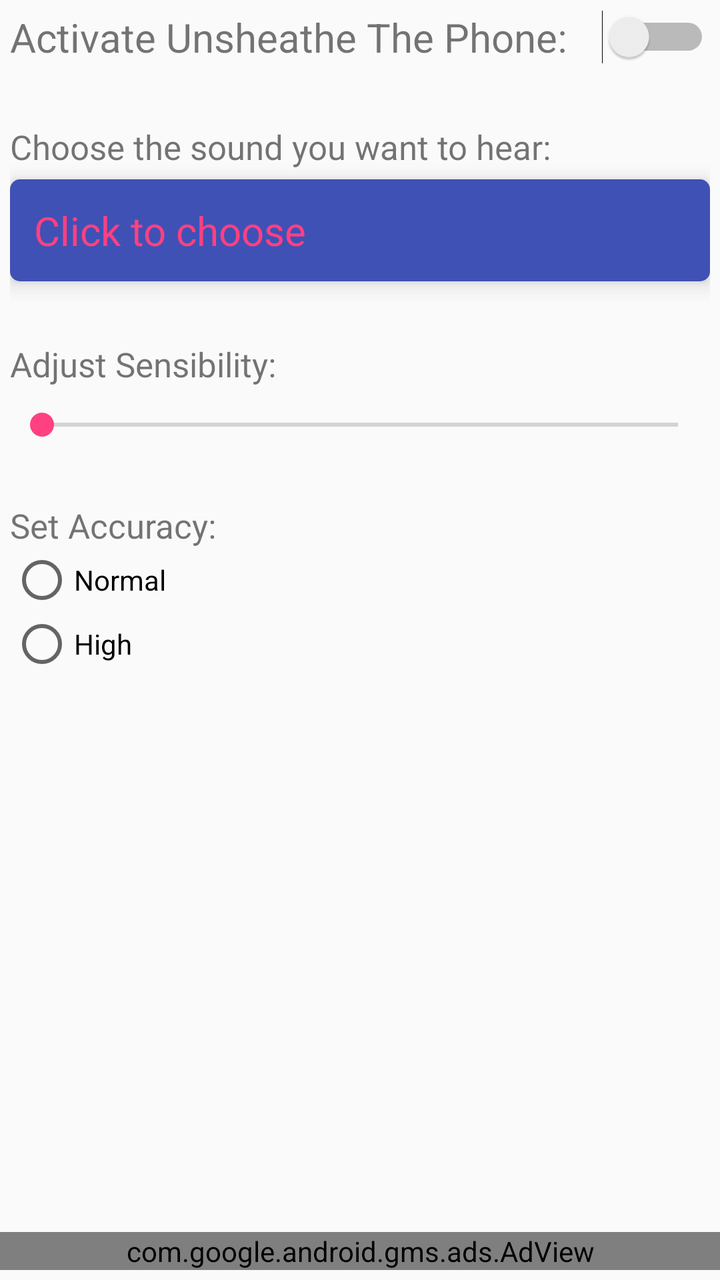
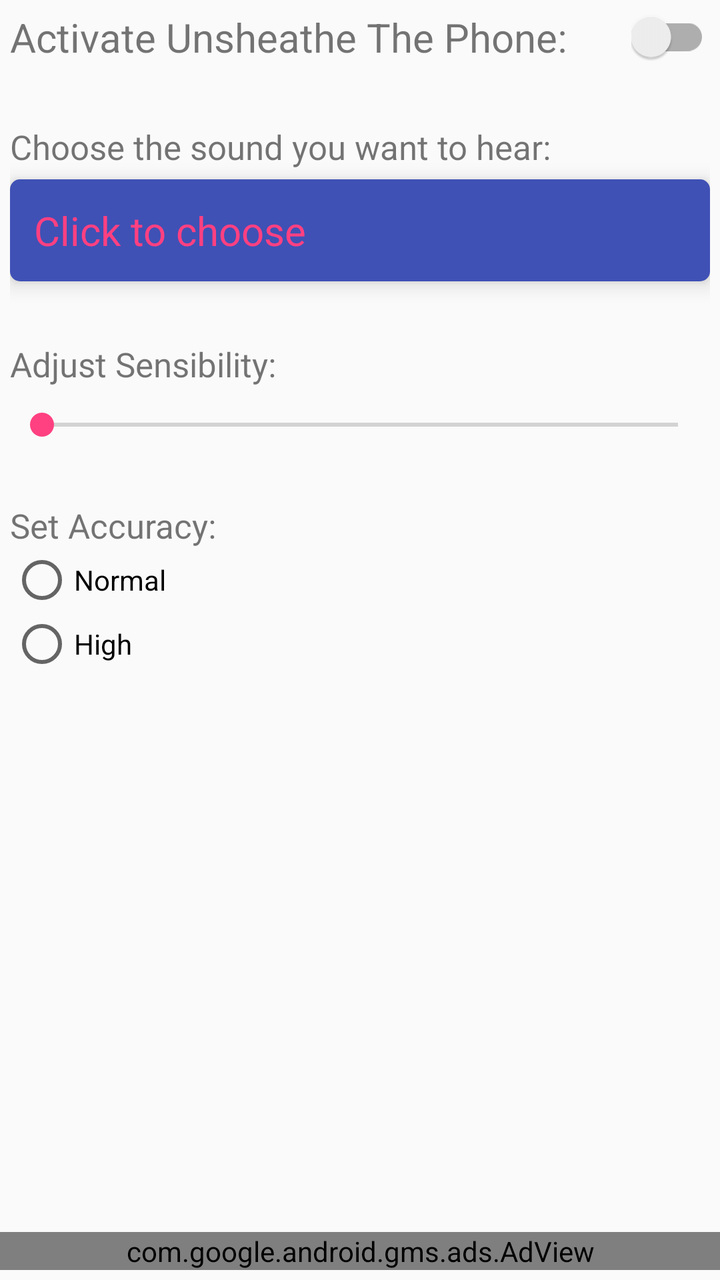

Screens rendered from an Android XML layout before and after an edit, with the pre-edit source and the edit as a unified diff.
<!-- AndroidManifest.xml: application theme AppTheme -->
<!-- res/layout/activity_main_utp.xml -->
<?xml version="1.0" encoding="utf-8"?>
<RelativeLayout xmlns:android="http://schemas.android.com/apk/res/android"
    xmlns:tools="http://schemas.android.com/tools"
    android:layout_width="match_parent"
    android:layout_height="match_parent"
    xmlns:ads="http://schemas.android.com/apk/res-auto"
    android:paddingBottom="5dp"
    android:paddingLeft="0dp"
    android:paddingRight="0dp"
    android:paddingTop="5dp"
    tools:context="com.lorenzo.unsheathethephone.UTPMainActivity">

<ScrollView
    android:layout_width="wrap_content"
    android:layout_height="wrap_content"
    android:layout_alignParentStart="false"
    android:layout_alignParentTop="true"
    android:layout_above="@+id/ad_view"
    android:layout_marginBottom="3dp"
    android:paddingLeft="5dp"
    android:paddingRight="5dp"
    >
    <RelativeLayout
        android:layout_width="wrap_content"
        android:layout_height="wrap_content">

    <TextView
        android:layout_width="wrap_content"
        android:layout_height="wrap_content"
        android:text="@string/check_text"
        android:id="@+id/check_text"
        android:textSize="20dp"
        android:layout_alignParentLeft="true"
        android:layout_alignParentStart="false"
        android:layout_toLeftOf="@+id/checkbox" />

    <TextView
        android:layout_width="wrap_content"
        android:layout_height="wrap_content"
        android:id="@+id/sound_choose_text"
        android:layout_below="@+id/check_text"
        android:layout_alignParentLeft="false"
        android:layout_alignParentStart="false"
        android:layout_marginTop="30dp"
        android:text="@string/choose_sounds"
        android:textSize="17dp" />

    <TextView
        android:layout_width="wrap_content"
        android:layout_height="wrap_content"
        android:id="@+id/sens_text"
        android:layout_alignParentLeft="false"
        android:layout_alignParentStart="false"
        android:text="@string/sens"
        android:textSize="17dp"
        android:layout_marginTop="30dp"
        android:layout_below="@+id/sound" />

    <SeekBar
        android:layout_width="match_parent"
        android:layout_height="wrap_content"
        android:id="@+id/sensibility"
        android:layout_below="@+id/sens_text"
        android:layout_alignParentLeft="true"
        android:layout_alignParentStart="true"
        android:layout_marginTop="10dp" />

    <Switch
        android:layout_width="wrap_content"
        android:layout_height="wrap_content"
        android:id="@+id/checkbox"
        android:checked="false"
        android:layout_alignTop="@+id/check_text"
        android:layout_alignParentRight="true" />

    <TextView
        android:layout_width="fill_parent"
        android:layout_height="wrap_content"
        android:text="@string/sound_hint"
        android:id="@+id/sound"
        android:layout_below="@+id/sound_choose_text"
        android:layout_alignParentLeft="false"
        android:layout_alignParentStart="false"
        android:padding="12dp"
        android:textSize="20dp"
        android:layout_marginTop="5dp"
        android:background="@drawable/rect"
        android:textColor="@color/colorAccent"
        android:clickable="true"
        android:elevation="6dp" />

    <TextView
        android:layout_width="wrap_content"
        android:layout_height="wrap_content"
        android:id="@+id/acc_text"
        android:text="@string/acc"
        android:textSize="17dp"
        android:layout_below="@+id/sensibility"
        android:layout_alignParentLeft="true"
        android:layout_alignParentStart="false"
        android:layout_marginTop="30dp" />
        <RadioGroup
            android:layout_width="match_parent"
            android:layout_height="match_parent"
            android:layout_alignParentBottom="true"
            android:layout_alignParentLeft="true"
            android:layout_alignParentStart="true"
            android:layout_below="@+id/acc_text"
            android:id="@+id/acc_radio">

        <RadioButton
            android:layout_width="wrap_content"
            android:layout_height="wrap_content"
            android:text="@string/acc_norm"
            android:id="@+id/accNorm" />

        <RadioButton
            android:layout_width="wrap_content"
            android:layout_height="wrap_content"
            android:text="@string/acc_high"
            android:id="@+id/accHigh"/>

        </RadioGroup>
    </RelativeLayout>
</ScrollView>

    <com.google.android.gms.ads.AdView
        android:id="@+id/ad_view"
        android:layout_width="match_parent"
        android:layout_height="wrap_content"
        android:layout_alignParentBottom="true"
        ads:adSize="LARGE_BANNER"
        ads:adUnitId="@string/banner_ad_unit_id" />

</RelativeLayout>
<!-- resources referenced by this layout -->
<resources>
  <color name="colorAccent">#FF4081</color>
  <!-- drawable rect (drawable) -->
  <shape xmlns:android="http://schemas.android.com/apk/res/android"
      android:shape="rectangle">
      <solid android:color="@color/colorPrimary" />
      <corners android:radius="5dp" />
  </shape>
  <string name="acc">Set Accuracy:</string>
  <string name="acc_high">High</string>
  <string name="acc_norm">Normal</string>
  <string name="banner_ad_unit_id" translatable="false">ca-app-pub-7518908736641187/2045213150</string>
  <string name="check_text">Activate "Unsheathe The Phone":</string>
  <string name="choose_sounds">Choose the sound you want to hear:</string>
  <string name="sens">Adjust Sensibility:</string>
  <string name="sound_hint">Click to choose</string>
  <style name="AppTheme" parent="Theme.AppCompat.Light.DarkActionBar">
          
          <item name="colorPrimary">@color/colorPrimary</item>
          <item name="colorPrimaryDark">@color/colorPrimaryDark</item>
          <item name="colorAccent">@color/colorAccent</item>
      </style>
  <color name="colorPrimary">#3F51B5</color>
  <color name="colorPrimaryDark">#303F9F</color>
</resources>

<!-- the commit's change to res/layout/activity_main_utp.xml (unified diff, before → after) -->
@@ -65,7 +65,7 @@
         android:layout_alignParentStart="true"
         android:layout_marginTop="10dp" />
 
-    <Switch
+    <com.google.android.material.switchmaterial.SwitchMaterial
         android:layout_width="wrap_content"
         android:layout_height="wrap_content"
         android:id="@+id/checkbox"
